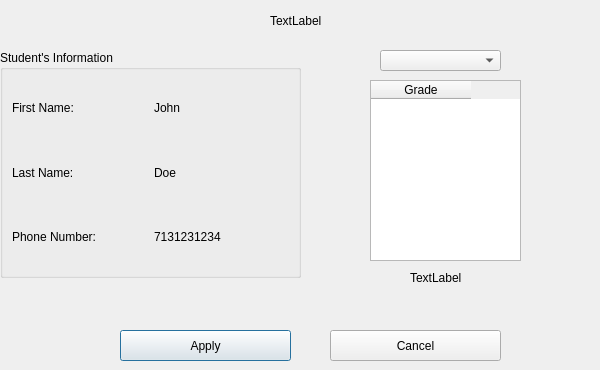
Above: faculty_course_information.ui from suhaibchaudhry/lms_project before the change. Below: the same form after it.
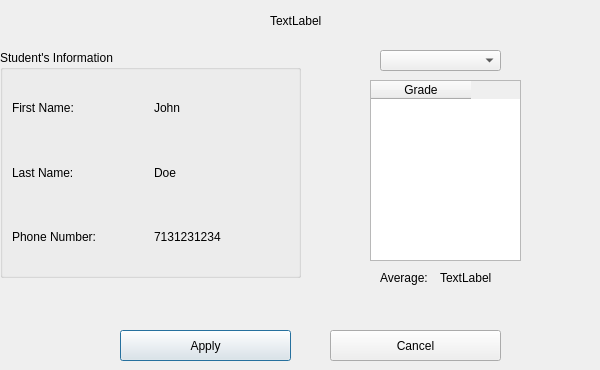
That is the form after the change.

What changed in the file:
```diff
--- a/faculty_course_information.ui
+++ b/faculty_course_information.ui
@@ -163,7 +163,7 @@
   <widget class="QLabel" name="curr_grade">
    <property name="geometry">
     <rect>
-     <x>410</x>
+     <x>440</x>
      <y>270</y>
      <width>55</width>
      <height>16</height>
@@ -173,6 +173,19 @@
     <string>TextLabel</string>
    </property>
   </widget>
+  <widget class="QLabel" name="label">
+   <property name="geometry">
+    <rect>
+     <x>380</x>
+     <y>270</y>
+     <width>55</width>
+     <height>16</height>
+    </rect>
+   </property>
+   <property name="text">
+    <string>Average:</string>
+   </property>
+  </widget>
  </widget>
  <resources/>
  <connections/>
```
